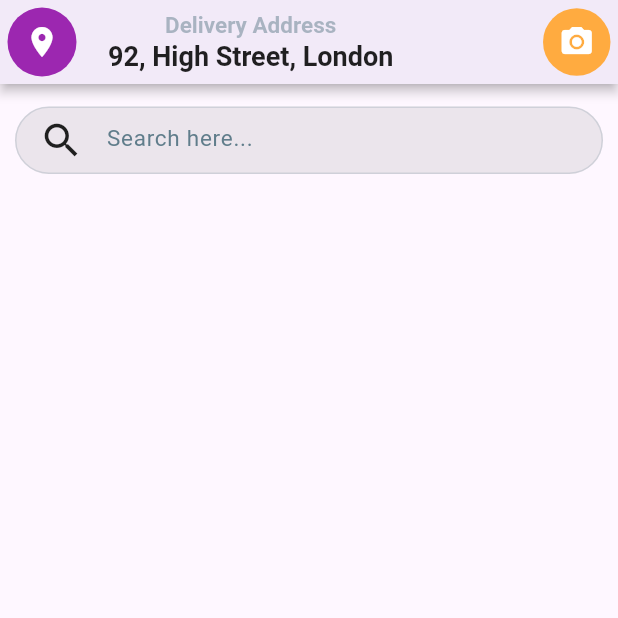
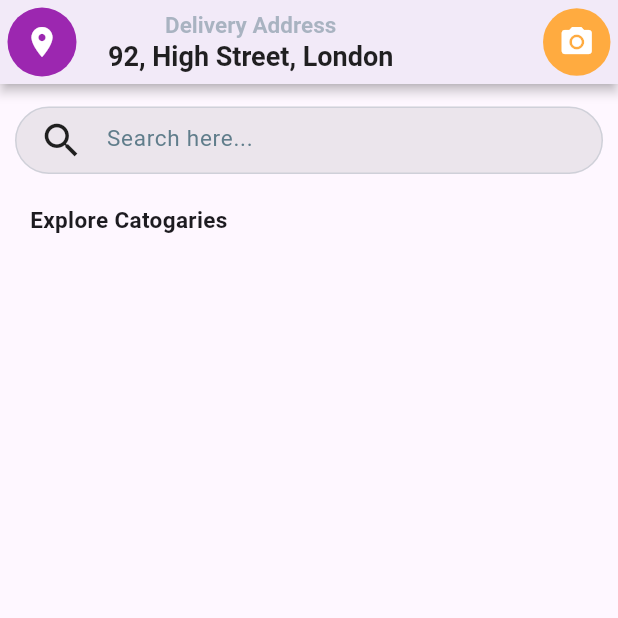
Before and after one commit to DP-Flutter-course/grocery-app-layout, a Flutter app: the screen it shows after launch, on a phone screen of 412 x 824 dp, the top half of it. Run offline on Flutter 3.47's test engine with Material 3 defaults, Android fonts, the phone set to English and light mode, and no system bars.

Commit message:
add catogary title

```diff
--- a/grocery_app/lib/pages/homePage.dart
+++ b/grocery_app/lib/pages/homePage.dart
@@ -18,8 +18,19 @@ class HomePage extends StatelessWidget {
 
       body: SingleChildScrollView(
         child: Column(
+          crossAxisAlignment: CrossAxisAlignment.start,
           children: [
             Search_bar(),
+
+            SizedBox(height: 10),
+
+            Padding(
+              padding: const EdgeInsets.only(left: 20),
+              child: Text(
+                'Explore Catogaries',
+                style: TextStyle(fontWeight: FontWeight.w600, fontSize: 15),
+              ),
+            ),
           ],
         ),
       ),
```
